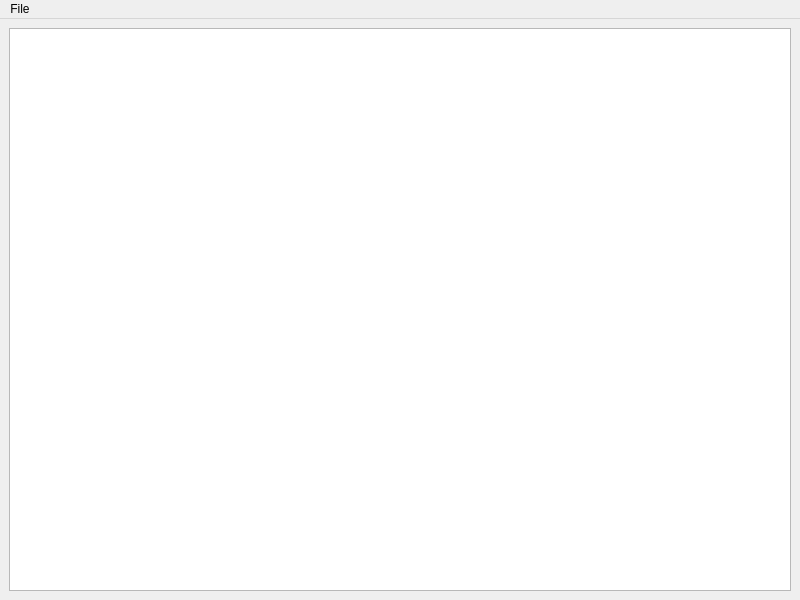
Before: the Qt Designer form ui/mainwindow.ui in Longhanks/QGVisualizer, drawn with Qt 5.
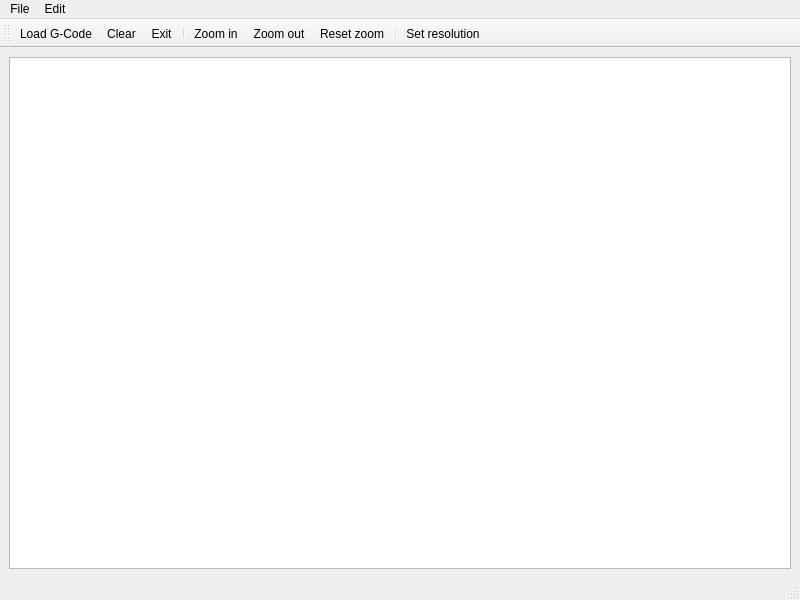
After: the same form once the commit is applied. Icons and pictures are not drawn.

Patch:
```diff
--- a/ui/mainwindow.ui
+++ b/ui/mainwindow.ui
@@ -36,8 +36,40 @@
     <addaction name="actionLoad_G_Code"/>
     <addaction name="actionExit"/>
    </widget>
+   <widget class="QMenu" name="menuEdit">
+    <property name="title">
+     <string>Edit</string>
+    </property>
+    <addaction name="actionClear"/>
+    <addaction name="actionZoomIn"/>
+    <addaction name="actionZoomOut"/>
+    <addaction name="actionResetZoom"/>
+    <addaction name="actionSetResolution"/>
+   </widget>
    <addaction name="menuFile"/>
+   <addaction name="menuEdit"/>
   </widget>
+  <widget class="QToolBar" name="toolBar">
+   <property name="windowTitle">
+    <string>toolBar</string>
+   </property>
+   <attribute name="toolBarArea">
+    <enum>TopToolBarArea</enum>
+   </attribute>
+   <attribute name="toolBarBreak">
+    <bool>false</bool>
+   </attribute>
+   <addaction name="actionLoad_G_Code"/>
+   <addaction name="actionClear"/>
+   <addaction name="actionExit"/>
+   <addaction name="separator"/>
+   <addaction name="actionZoomIn"/>
+   <addaction name="actionZoomOut"/>
+   <addaction name="actionResetZoom"/>
+   <addaction name="separator"/>
+   <addaction name="actionSetResolution"/>
+  </widget>
+  <widget class="QStatusBar" name="statusBar"/>
   <action name="actionLoad_G_Code">
    <property name="text">
     <string>Load G-Code</string>
@@ -48,6 +80,49 @@
     <string>Exit</string>
    </property>
   </action>
+  <action name="actionClear">
+   <property name="icon">
+    <iconset theme="edit-clear"/>
+   </property>
+   <property name="text">
+    <string>Clear</string>
+   </property>
+  </action>
+  <action name="actionZoomIn">
+   <property name="icon">
+    <iconset theme="zoom-in"/>
+   </property>
+   <property name="text">
+    <string>Zoom in</string>
+   </property>
+   <property name="shortcut">
+    <string>+</string>
+   </property>
+  </action>
+  <action name="actionZoomOut">
+   <property name="icon">
+    <iconset theme="zoom-out"/>
+   </property>
+   <property name="text">
+    <string>Zoom out</string>
+   </property>
+   <property name="shortcut">
+    <string>-</string>
+   </property>
+  </action>
+  <action name="actionResetZoom">
+   <property name="icon">
+    <iconset theme="zoom-original"/>
+   </property>
+   <property name="text">
+    <string>Reset zoom</string>
+   </property>
+  </action>
+  <action name="actionSetResolution">
+   <property name="text">
+    <string>Set resolution...</string>
+   </property>
+  </action>
  </widget>
  <resources/>
  <connections/>
```
Left out of the diff: 6 changed lines with no effect on the pictures.
